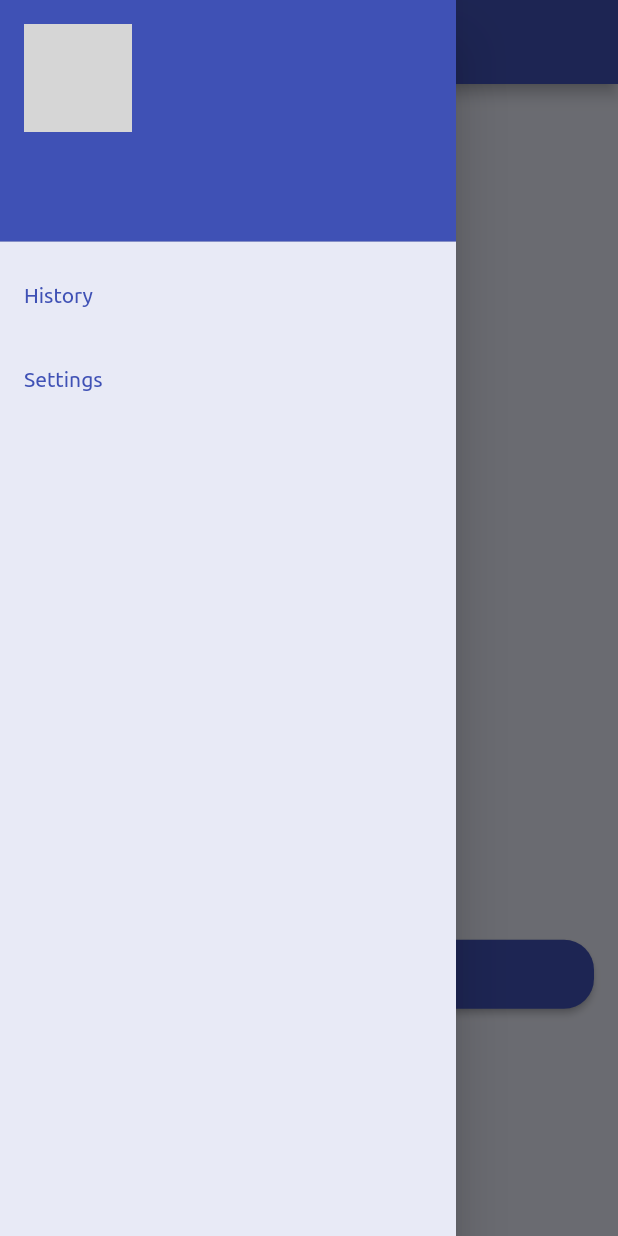
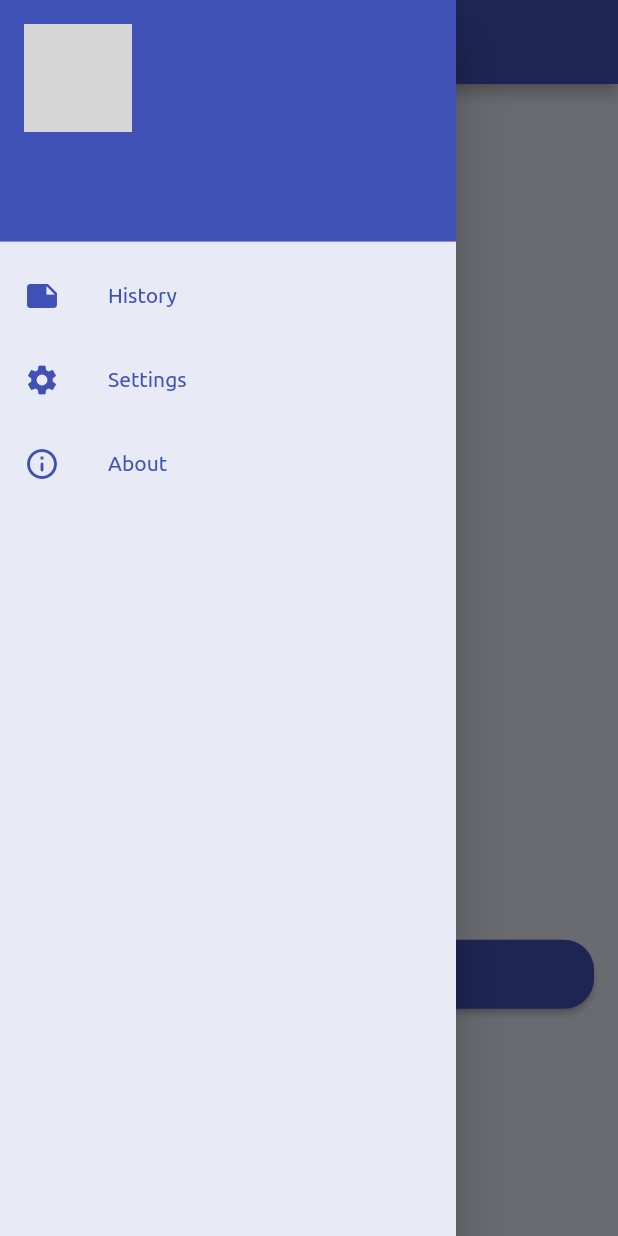
Before and after one commit to DeleMike/trivia, a Flutter app: the WelcomeScreen screen opened directly, with the side drawer open, on a phone screen of 412 x 824 dp. Run offline on Flutter 3.47's test engine with Material 2 defaults, Android fonts, the phone set to English and light mode, and no system bars; our stand-ins replace image_picker, lottie, settings_ui, shared_preferences, sqflite; accounts and stored records are empty; project files that could hold a hidden picture were left out; grey boxes are pictures that could not be loaded.

Commit message:
create the about dialog

```diff
--- a/lib/widgets/nav_drawer.dart
+++ b/lib/widgets/nav_drawer.dart
@@ -2,8 +2,8 @@ import 'dart:io';
 
 import 'package:flutter/material.dart';
 import 'package:provider/provider.dart';
-import 'package:trivia/helpers/dark_theme_provider.dart';
 
+import '../helpers/dark_theme_provider.dart';
 import '../screens/history_screen.dart';
 import '../screens/settings.dart';
 
@@ -37,6 +37,12 @@ class NavDrawer extends StatelessWidget {
         ),
         InkWell(
           child: ListTile(
+            leading: Icon(
+              Icons.note,
+              color: themeProvider.darkTheme
+                  ? Theme.of(context).buttonTheme.colorScheme.surface
+                  : Theme.of(context).primaryColor,
+            ),
             title: Text(
               'History',
               style: TextStyle(
@@ -53,6 +59,12 @@ class NavDrawer extends StatelessWidget {
         ),
         InkWell(
           child: ListTile(
+            leading: Icon(
+              Icons.settings,
+              color: themeProvider.darkTheme
+                  ? Theme.of(context).buttonTheme.colorScheme.surface
+                  : Theme.of(context).primaryColor,
+            ),
             title: Text(
               'Settings',
               style: TextStyle(
@@ -67,6 +79,41 @@ class NavDrawer extends StatelessWidget {
             Navigator.of(context).popAndPushNamed(Settings.routeName);
           },
         ),
+        InkWell(
+          child: AboutListTile(
+            icon: Icon(
+              Icons.info_outline_rounded,
+              color: themeProvider.darkTheme
+                  ? Theme.of(context).buttonTheme.colorScheme.surface
+                  : Theme.of(context).primaryColor,
+            ),
+            child: Text(
+              'About',
+              style: TextStyle(
+                fontStyle: FontStyle.normal,
+                color: themeProvider.darkTheme
+                    ? Theme.of(context).buttonTheme.colorScheme.surface
+                    : Theme.of(context).primaryColor,
+              ),
+            ),
+             applicationName: 'Trivia',
+              applicationVersion: '1.0.0',
+              applicationIcon: Container(
+                padding: const EdgeInsets.all(8.0),
+                width: 50,
+                height: 50,
+                decoration: BoxDecoration(
+                   borderRadius: BorderRadiusDirectional.circular(12),
+                  color: Theme.of(context).primaryColor,
+                ),
+                child: Image.asset('assets/images/logo.png'),
+              ),
+              aboutBoxChildren: [
+                Text('A trivia application to have fun, if you like!')
+              ]
+          ),
+
+        ),
       ],
     );
     return Drawer(child: drawerItems);
```
